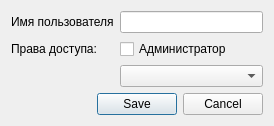
Old version of the form usereditor/usereditordialog.ui in the repository QtWorks/VirtualClientDialogEditor.
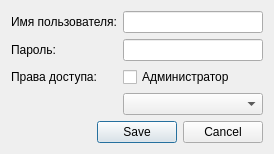
New version of the form.

Commit message: Added password field for new users Fixed issue when user can't be as non-admin

The edit to the form file:
```diff
--- a/usereditor/usereditordialog.ui
+++ b/usereditor/usereditordialog.ui
@@ -7,7 +7,7 @@
     <x>0</x>
     <y>0</y>
     <width>274</width>
-    <height>120</height>
+    <height>146</height>
    </rect>
   </property>
   <property name="windowTitle">
@@ -25,7 +25,7 @@
         </size>
        </property>
        <property name="text">
-        <string>Имя пользователя</string>
+        <string>Имя пользователя:</string>
        </property>
       </widget>
      </item>
@@ -33,6 +33,16 @@
       <widget class="QLineEdit" name="usernameEdit"/>
      </item>
      <item row="1" column="0">
+      <widget class="QLabel" name="passwordLabel">
+       <property name="text">
+        <string>Пароль:</string>
+       </property>
+      </widget>
+     </item>
+     <item row="1" column="1">
+      <widget class="QLineEdit" name="passwordLineEdit"/>
+     </item>
+     <item row="2" column="0">
       <layout class="QVBoxLayout" name="verticalLayout_2">
        <item>
         <widget class="QLabel" name="label">
@@ -62,7 +72,7 @@
        </item>
       </layout>
      </item>
-     <item row="1" column="1">
+     <item row="2" column="1">
       <layout class="QVBoxLayout" name="verticalLayout">
        <item>
         <widget class="QCheckBox" name="adminCheckBox">
```
The commit also changes 5 other files.
